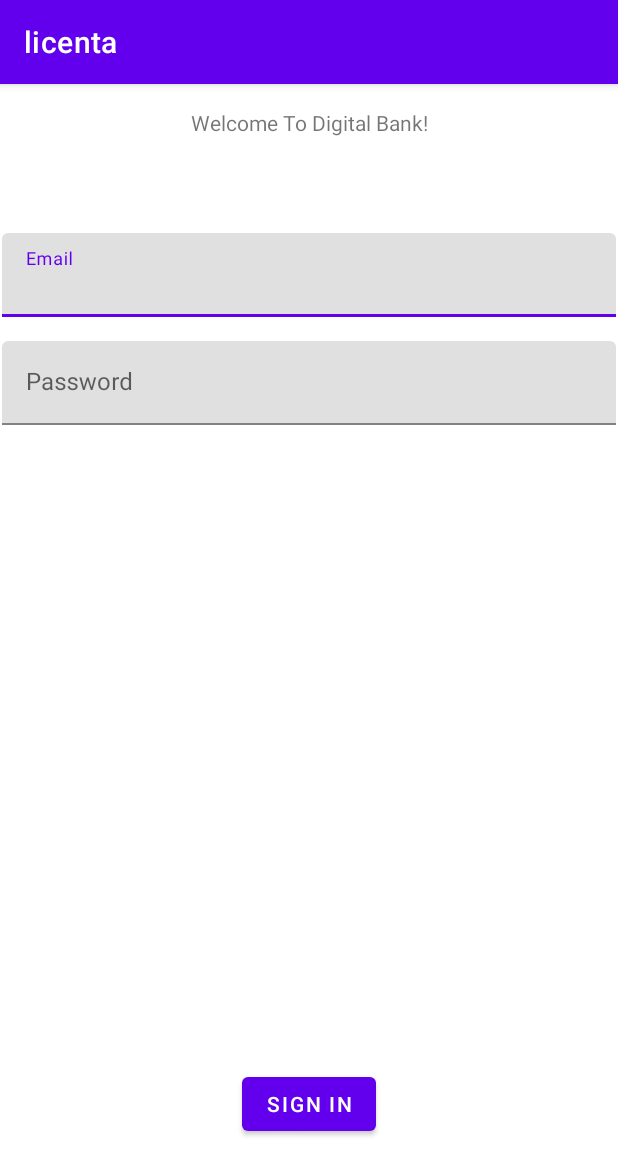
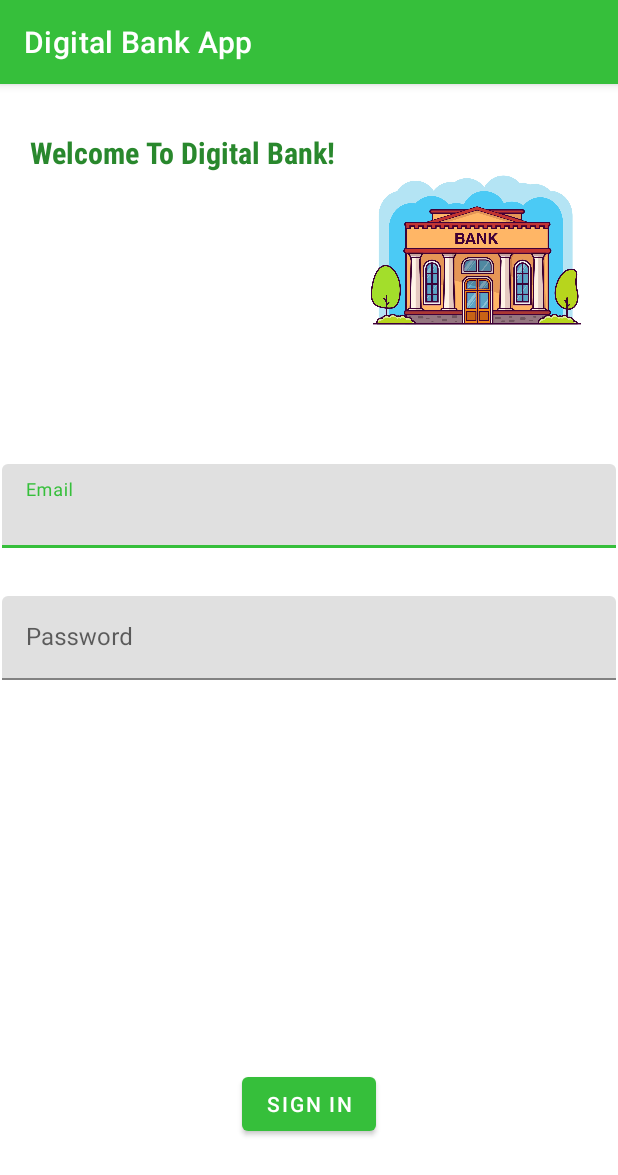
Before and after one commit to popovicilaura19/Licenta, an Android app: the screen it shows after launch (MainActivity), on a phone screen of 412 x 824 dp. Shown: the top 1175 px of the screen. Run offline under Robolectric (Android 15) with nearby library versions, the light colour scheme and no system bars; our stand-ins replace Room's generated code.

Commit message:
added theme and icon to sign in

```diff
--- a/app/src/main/res/layout/activity_main.xml
+++ b/app/src/main/res/layout/activity_main.xml
@@ -14,9 +14,22 @@
         tools:layout_editor_absoluteX="157dp"
         tools:layout_editor_absoluteY="281dp"
         app:layout_constraintStart_toStartOf="parent"
+        app:layout_constraintEnd_toStartOf="@id/id_img_icon"
+        app:layout_constraintTop_toTopOf="parent"
+        android:layout_marginTop="32dp"
+        android:textSize="20sp"
+        android:fontFamily="sans-serif-condensed"
+        android:textStyle="bold"
+        android:textColor="@color/dark_green"/>
+
+    <ImageView
+        android:id="@+id/id_img_icon"
+        android:layout_width="149dp"
+        android:layout_height="221dp"
         app:layout_constraintEnd_toEndOf="parent"
+        app:layout_constraintStart_toEndOf="@id/id_tv_welcome"
         app:layout_constraintTop_toTopOf="parent"
-        android:layout_margin="16dp"/>
+        app:srcCompat="@drawable/icon" />
 
     <com.google.android.material.textfield.TextInputLayout
         android:id="@+id/id_til_email"
@@ -26,8 +39,8 @@
         tools:layout_editor_absoluteY="125dp"
         app:layout_constraintStart_toStartOf="parent"
         app:layout_constraintEnd_toEndOf="parent"
-        app:layout_constraintTop_toBottomOf="@id/id_tv_welcome"
-        android:layout_margin="64dp">
+        app:layout_constraintTop_toBottomOf="@id/id_img_icon"
+        android:layout_margin="32dp">
 
         <com.google.android.material.textfield.TextInputEditText
             android:id="@+id/id_tiet_email"
@@ -45,7 +58,7 @@
         app:layout_constraintStart_toStartOf="parent"
         app:layout_constraintEnd_toEndOf="parent"
         app:layout_constraintTop_toBottomOf="@id/id_til_email"
-        android:layout_margin="16dp">
+        android:layout_margin="32dp">
 
         <com.google.android.material.textfield.TextInputEditText
             android:id="@+id/id_tiet_password"
@@ -68,4 +81,5 @@
 
 
 
+
 </androidx.constraintlayout.widget.ConstraintLayout>
--- a/app/src/main/res/values/colors.xml
+++ b/app/src/main/res/values/colors.xml
@@ -7,4 +7,7 @@
     <color name="teal_700">#FF018786</color>
     <color name="black">#FF000000</color>
     <color name="white">#FFFFFFFF</color>
+    <color name="light_green">#36BF3B</color>
+    <color name="dark_green">#29882D</color>
+
 </resources>
--- a/app/src/main/res/values/strings.xml
+++ b/app/src/main/res/values/strings.xml
@@ -1,5 +1,5 @@
 <resources>
-    <string name="app_name">licenta</string>
+    <string name="app_name">Digital Bank App</string>
     <string name="email">Email</string>
     <string name="password">Password</string>
     <string name="sign_in">Sign In</string>
--- a/app/src/main/res/values/themes.xml
+++ b/app/src/main/res/values/themes.xml
@@ -2,8 +2,8 @@
     <!-- Base application theme. -->
     <style name="Theme.Licenta" parent="Theme.MaterialComponents.DayNight.DarkActionBar">
         <!-- Primary brand color. -->
-        <item name="colorPrimary">@color/purple_500</item>
-        <item name="colorPrimaryVariant">@color/purple_700</item>
+        <item name="colorPrimary">#36BF3B</item>
+        <item name="colorPrimaryVariant">#29882D</item>
         <item name="colorOnPrimary">@color/white</item>
         <!-- Secondary brand color. -->
         <item name="colorSecondary">@color/teal_200</item>
```
Also changed, not shown: app/src/main/res/drawable/icon.webp (added).
